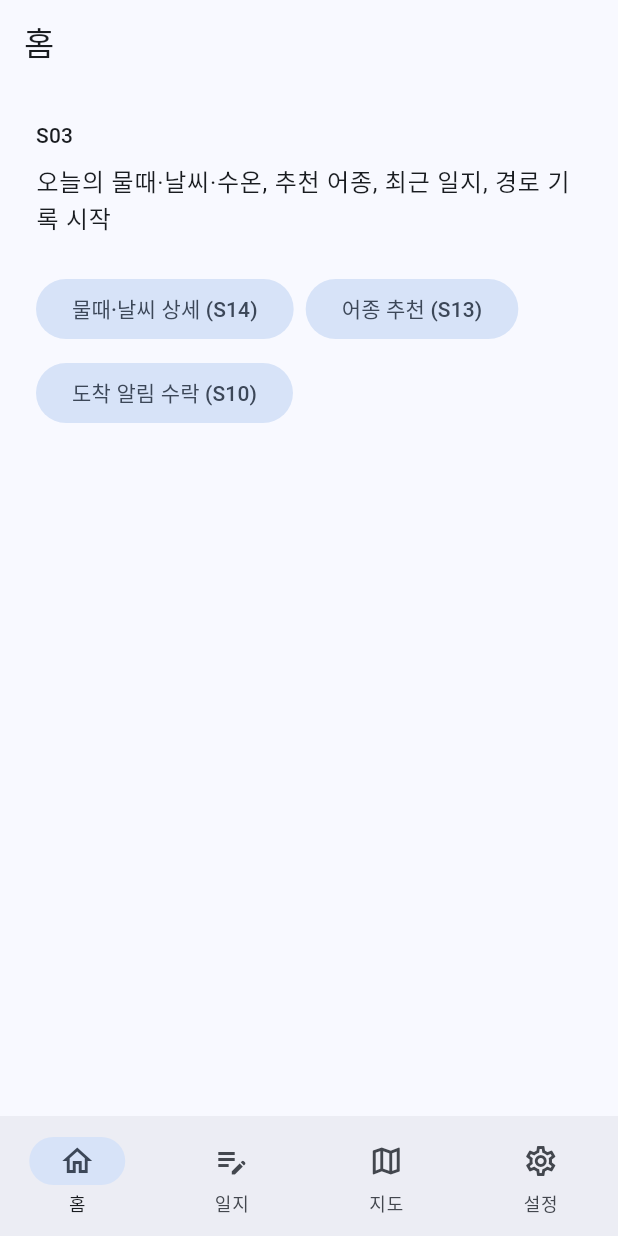
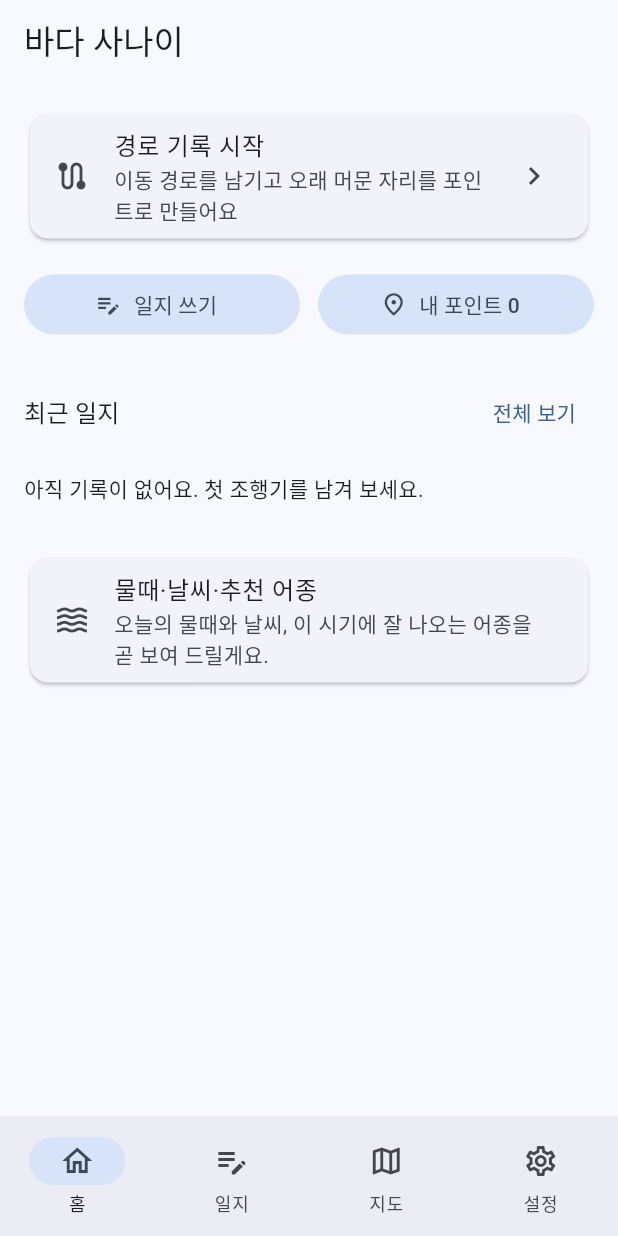
Before and after one commit to onappkr/bada_sanai, a Flutter app: the screen it shows after launch, after a tap on "다음", after a tap on "건너뛰기", after a tap on "다음에 할게요", on a phone screen of 412 x 824 dp. Run offline on Flutter 3.47's test engine with Material 3 defaults, Android fonts, the phone set to English and light mode, and no system bars; our stand-ins replace drift, drift_flutter, file_picker, flutter_riverpod, geolocator, go_router and 4 more; accounts and stored records are empty; generated files the repository leaves out were written again.

Commit message:
홈 화면: 경로 기록 시작·이어 가기, 최근 일지, 내 포인트 바로가기
Co-Authored-By: Claude Sonnet 5.5 <noreply@anthropic.com>

```diff
--- a/lib/app/app_router.dart
+++ b/lib/app/app_router.dart
@@ -5,6 +5,7 @@ import '../features/catch_log/presentation/catch_log_detail_screen.dart';
 import '../features/catch_log/presentation/catch_log_form_screen.dart';
 import '../features/catch_log/presentation/catch_log_list_screen.dart';
 import '../features/backup/presentation/backup_screen.dart';
+import '../features/home/presentation/home_screen.dart';
 import '../features/permissions/presentation/permissions_screen.dart';
 import '../features/tracking/presentation/arrival_screen.dart';
 import '../features/tracking/presentation/candidates_screen.dart';
@@ -37,9 +38,6 @@ PlaceholderScreen _ph(
       actions: actions,
     );
 
-Widget _go(BuildContext c, String label, String path) =>
-    FilledButton.tonal(onPressed: () => c.push(path), child: Text(label));
-
 /// [onboardingDone]이 거짓이면 온보딩·권한 안내 외의 화면은 온보딩으로 보낸다.
 /// 값이 바뀌면 [refresh]로 알려 다시 판단하게 한다.
 GoRouter createRouter({
@@ -65,18 +63,7 @@ GoRouter createRouter({
             StatefulShellBranch(routes: [
               GoRoute(
                 path: Routes.home,
-                builder: (c, s) => Builder(
-                  builder: (c) => _ph(
-                    'S03',
-                    '홈',
-                    '오늘의 물때·날씨·수온, 추천 어종, 최근 일지, 경로 기록 시작',
-                    actions: [
-                      _go(c, '물때·날씨 상세 (S14)', Routes.forecast),
-                      _go(c, '어종 추천 (S13)', Routes.species),
-                      _go(c, '도착 알림 수락 (S10)', Routes.arrival),
-                    ],
-                  ),
-                ),
+                builder: (c, s) => const HomeScreen(),
               ),
             ]),
             StatefulShellBranch(routes: [
--- /dev/null
+++ b/lib/features/home/presentation/home_screen.dart
@@ -0,0 +1,167 @@
+import 'package:flutter_riverpod/flutter_riverpod.dart';
+import 'package:go_router/go_router.dart';
+import 'package:material_ui/material_ui.dart';
+
+import '../../../app/routes.dart';
+import '../../catch_log/application/catch_log_providers.dart';
+import '../../catch_log/domain/catch_log_models.dart';
+import '../../catch_log/presentation/date_format.dart';
+import '../../point/application/point_providers.dart';
+import '../../species/domain/species_catalog.dart';
+import '../../tracking/application/tracking_providers.dart';
+import '../../tracking/domain/track_recorder.dart';
+
+/// 홈에 보여 줄 최근 일지 개수.
+const homeRecentLogCount = 3;
+
+/// 최근 일지(낚시한 시각 내림차순 상위 [homeRecentLogCount]건).
+final recentCatchLogsProvider = StreamProvider.autoDispose<List<CatchLogView>>((ref) {
+  return ref
+      .watch(catchLogRepositoryProvider)
+      .watchAll()
+      .map((all) => all.take(homeRecentLogCount).toList());
+});
+
+/// S03 홈: 경로 기록 시작·이어 가기, 최근 일지, 내 포인트 수.
+class HomeScreen extends ConsumerWidget {
+  const HomeScreen({super.key});
+
+  @override
+  Widget build(BuildContext context, WidgetRef ref) {
+    final recorder = ref.watch(trackingProvider);
+    final logs = ref.watch(recentCatchLogsProvider);
+    final pointCount = ref.watch(pointsProvider).value?.length;
+    final text = Theme.of(context).textTheme;
+
+    return Scaffold(
+      appBar: AppBar(title: const Text('바다 사나이')),
+      body: ListView(
+        padding: const EdgeInsets.all(16),
+        children: [
+          _RecordCard(state: recorder),
+          const SizedBox(height: 16),
+          Row(
+            children: [
+              Expanded(
+                child: FilledButton.tonalIcon(
+                  onPressed: () => context.push(Routes.logNew),
+                  icon: const Icon(Icons.edit_note),
+                  label: const Text('일지 쓰기'),
+                ),
+              ),
+              const SizedBox(width: 12),
+              Expanded(
+                child: FilledButton.tonalIcon(
+                  onPressed: () => context.go(Routes.map),
+                  icon: const Icon(Icons.place_outlined),
+                  label: Text(pointCount == null ? '내 포인트' : '내 포인트 $pointCount'),
+                ),
+              ),
+            ],
+          ),
+          const SizedBox(height: 24),
+          Row(
+            children: [
+              Text('최근 일지', style: text.titleMedium),
+              const Spacer(),
+              TextButton(
+                onPressed: () => context.go(Routes.logs),
+                child: const Text('전체 보기'),
+              ),
+            ],
+          ),
+          logs.when(
+            loading: () => const Padding(
+              padding: EdgeInsets.all(16),
+              child: Center(child: CircularProgressIndicator()),
+            ),
+            error: (e, _) => Text('불러오지 못했습니다: $e'),
+            data: (items) => items.isEmpty
+                ? const Padding(
+                    padding: EdgeInsets.symmetric(vertical: 16),
+                    child: Text('아직 기록이 없어요. 첫 조행기를 남겨 보세요.'),
+                  )
+                : Column(children: [for (final l in items) _LogTile(log: l)]),
+          ),
+          const SizedBox(height: 16),
+          const Card(
+            child: ListTile(
+              leading: Icon(Icons.waves),
+              title: Text('물때·날씨·추천 어종'),
+              subtitle: Text('오늘의 물때와 날씨, 이 시기에 잘 나오는 어종을 곧 보여 드릴게요.'),
+            ),
+          ),
+        ],
+      ),
+    );
+  }
+}
+
+class _RecordCard extends ConsumerWidget {
+  const _RecordCard({required this.state});
+
+  final RecorderState state;
+
+  @override
+  Widget build(BuildContext context, WidgetRef ref) {
+    final colors = Theme.of(context).colorScheme;
+    if (state.active) {
+      final paused = state.phase == RecorderPhase.paused;
+      return Card(
+        color: colors.primaryContainer,
+        child: ListTile(
+          leading: Icon(paused ? Icons.pause_circle : Icons.fiber_manual_record,
+              color: paused ? null : Colors.red),
+          title: Text(paused ? '경로 기록 일시정지 중' : '경로를 기록하고 있어요'),
+          subtitle: Text('${_distance(state.distanceM)} · ${_elapsed(state.elapsed)}'),
+          trailing: const Icon(Icons.chevron_right),
+          onTap: () => context.push(Routes.tracking),
+        ),
+      );
+    }
+    return Card(
+      child: ListTile(
+        leading: const Icon(Icons.route),
+        title: const Text('경로 기록 시작'),
+        subtitle: const Text('이동 경로를 남기고 오래 머문 자리를 포인트로 만들어요'),
+        trailing: const Icon(Icons.chevron_right),
+        // 직접 시작하는 경우라 도착 알림 화면(S10)을 거치지 않는다.
+        onTap: () async {
+          await ref.read(trackingProvider.notifier).start();
+          if (context.mounted) context.push(Routes.tracking);
+        },
+      ),
+    );
+  }
+
+  static String _distance(double m) =>
+      m < 1000 ? '${m.round()} m' : '${(m / 1000).toStringAsFixed(2)} km';
+
+  static String _elapsed(Duration d) {
+    final h = d.inHours;
+    final m = d.inMinutes % 60;
+    return h > 0 ? '$h시간 $m분' : '$m분';
+  }
+}
+
+class _LogTile extends StatelessWidget {
+  const _LogTile({required this.log});
+
+  final CatchLogView log;
+
+  @override
+  Widget build(BuildContext context) {
+    final species = log.items.map((e) => speciesLabel(e.speciesCode)).toSet();
+    return ListTile(
+      contentPadding: EdgeInsets.zero,
+      title: Text('${log.genre.label} · ${formatDateTime(log.fishedAt)}'),
+      subtitle: Text(
+        log.items.isEmpty ? '조과 없음' : '${species.join(', ')} · 총 ${log.totalCount}마리',
+        maxLines: 1,
+        overflow: TextOverflow.ellipsis,
+      ),
+      trailing: const Icon(Icons.chevron_right),
+      onTap: () => context.push(Routes.logDetailOf(log.id)),
+    );
+  }
+}
```
Also changed, not shown: 1 other file.
